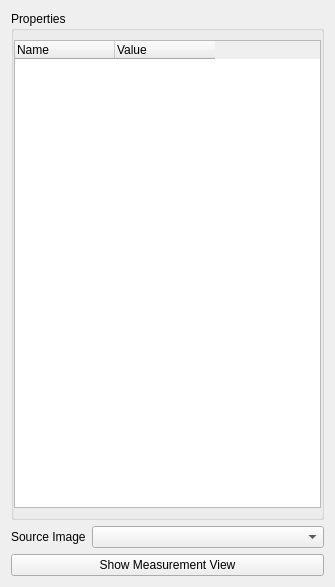
Old version of the form src/ui/MeasureObjProp.ui in the repository ericspod/Eidolon.
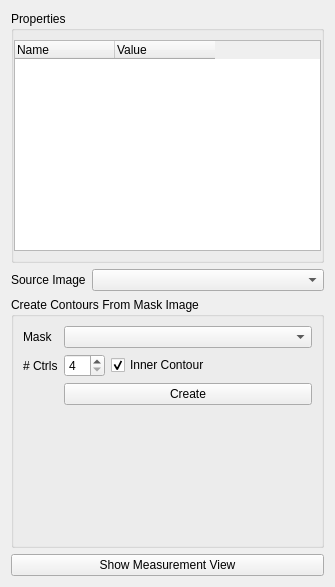
New version of the form.

What changed in the file:
```diff
--- a/src/ui/MeasureObjProp.ui
+++ b/src/ui/MeasureObjProp.ui
@@ -84,7 +84,7 @@
           <string>Name</string>
          </property>
          <property name="textAlignment">
-          <set>AlignLeft|AlignVCenter</set>
+          <set>AlignLeading|AlignVCenter</set>
          </property>
         </column>
         <column>
@@ -92,7 +92,7 @@
           <string>Value</string>
          </property>
          <property name="textAlignment">
-          <set>AlignLeft|AlignVCenter</set>
+          <set>AlignLeading|AlignVCenter</set>
          </property>
         </column>
        </widget>
@@ -120,6 +120,94 @@
      </item>
     </layout>
    </item>
+   <item>
+    <widget class="QGroupBox" name="groupBox_5">
+     <property name="title">
+      <string>Create Contours From Mask Image</string>
+     </property>
+     <layout class="QFormLayout" name="formLayout_3">
+      <item row="0" column="0">
+       <widget class="QLabel" name="label_6">
+        <property name="text">
+         <string>Mask</string>
+        </property>
+       </widget>
+      </item>
+      <item row="0" column="1">
+       <widget class="QComboBox" name="maskImgBox">
+        <property name="sizePolicy">
+         <sizepolicy hsizetype="Expanding" vsizetype="Fixed">
+          <horstretch>0</horstretch>
+          <verstretch>0</verstretch>
+         </sizepolicy>
+        </property>
+       </widget>
+      </item>
+      <item row="2" column="0">
+       <widget class="QLabel" name="label_7">
+        <property name="text">
+         <string># Ctrls</string>
+        </property>
+       </widget>
+      </item>
+      <item row="2" column="1">
+       <layout class="QHBoxLayout" name="horizontalLayout_3">
+        <property name="topMargin">
+         <number>0</number>
+        </property>
+        <item>
+         <widget class="QSpinBox" name="ctrlsBox">
+          <property name="sizePolicy">
+           <sizepolicy hsizetype="Fixed" vsizetype="Fixed">
+            <horstretch>0</horstretch>
+            <verstretch>0</verstretch>
+           </sizepolicy>
+          </property>
+          <property name="minimum">
+           <number>4</number>
+          </property>
+          <property name="maximum">
+           <number>64</number>
+          </property>
+          <property name="singleStep">
+           <number>2</number>
+          </property>
+         </widget>
+        </item>
+        <item>
+         <widget class="QCheckBox" name="innerContBox">
+          <property name="toolTip">
+           <string>Segment an inner region of the mask (ie. pool)</string>
+          </property>
+          <property name="text">
+           <string>Inner Contour</string>
+          </property>
+          <property name="checked">
+           <bool>true</bool>
+          </property>
+         </widget>
+        </item>
+       </layout>
+      </item>
+      <item row="3" column="1">
+       <widget class="QPushButton" name="createContButton">
+        <property name="sizePolicy">
+         <sizepolicy hsizetype="Expanding" vsizetype="Fixed">
+          <horstretch>0</horstretch>
+          <verstretch>0</verstretch>
+         </sizepolicy>
+        </property>
+        <property name="toolTip">
+         <string>Generate contours from binary mask image (replaces existing contours)</string>
+        </property>
+        <property name="text">
+         <string>Create</string>
+        </property>
+       </widget>
+      </item>
+     </layout>
+    </widget>
+   </item>
    <item>
     <widget class="QPushButton" name="showButton">
      <property name="sizePolicy">
```
